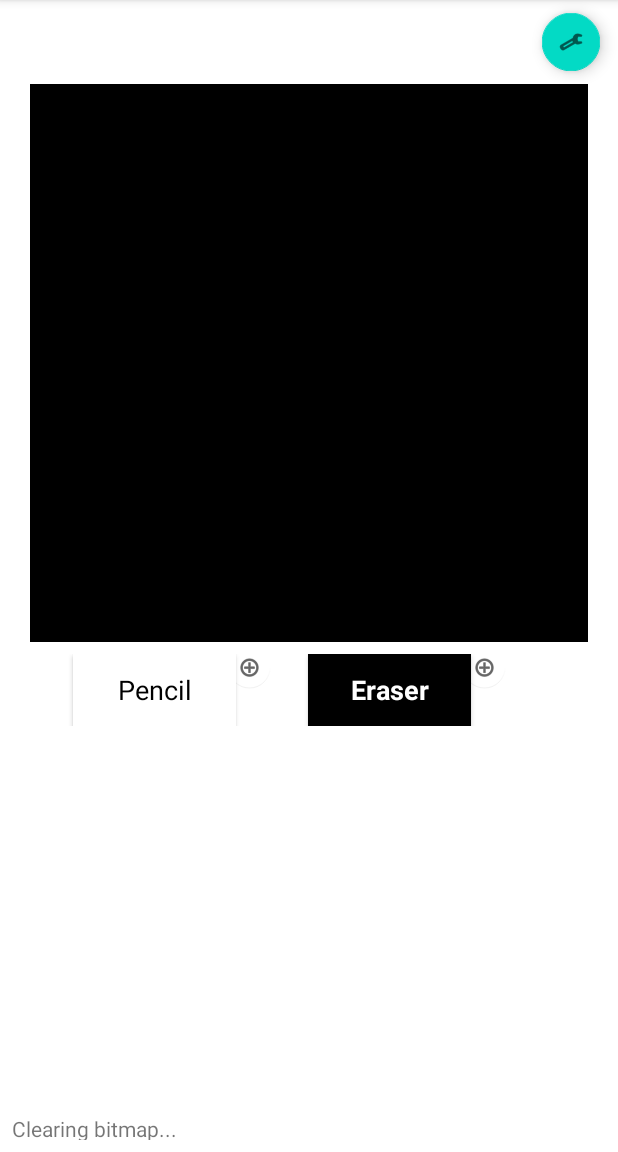
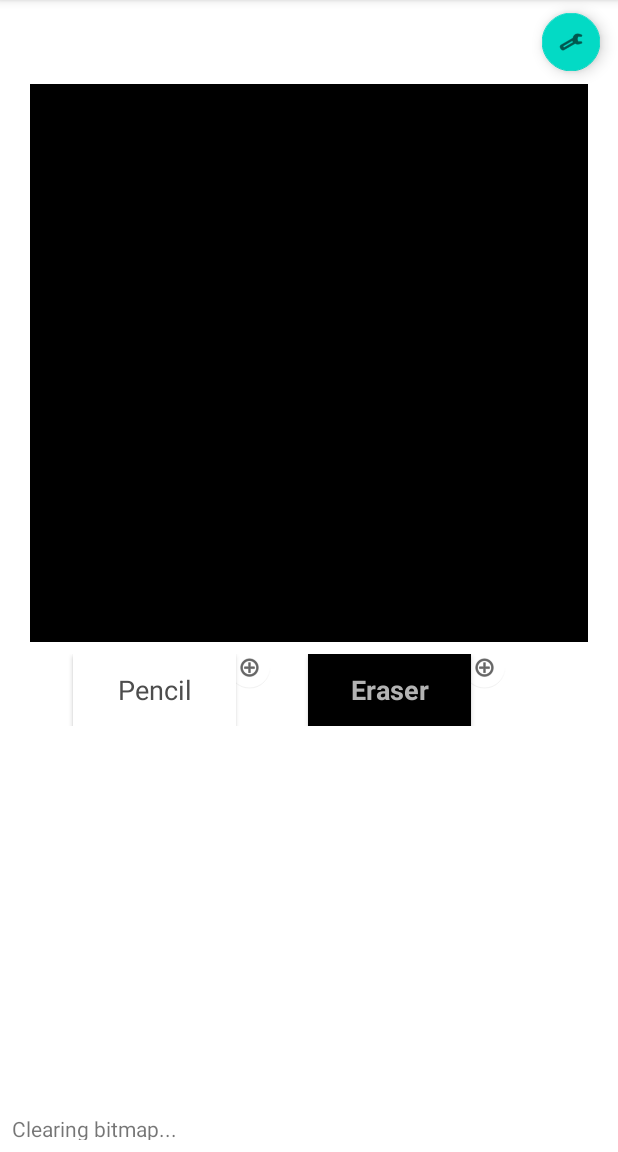
Before and after one commit to aalku/PixelMatrixFun-Android, an Android app: the DrawActivity screen opened directly, with no data from a screen before it, after a tap on "Eraser", on a phone screen of 412 x 824 dp, the part 84-1236 px from its top. Run offline under Robolectric (Android 15) with nearby library versions, the phone set to English and light mode, and no system bars.

Commit message:
Draw and erase

```diff
--- a/PixelMatrixFun/app/src/main/java/org/aalku/pixelmatrixfun/DrawActivity.java
+++ b/PixelMatrixFun/app/src/main/java/org/aalku/pixelmatrixfun/DrawActivity.java
@@ -35,8 +35,34 @@ public class DrawActivity extends AppCompatActivity implements DrawListener {
     private DeviceService deviceService;
     private final AtomicBoolean ready = new AtomicBoolean(false);
     private ScheduledFuture<?> initTask;
-    private ToggleButton frontColorButton;
-    private ToggleButton backgroundColorButton;
+    private ColorSet frontColor;
+    private ColorSet backgroundColor;
+
+    private class ColorSet {
+        private final ToggleButton button;
+        int color;
+        int textColor;
+        boolean checked;
+
+        public ColorSet(ToggleButton button, int color, boolean checked) {
+            this.button = button;
+            this.color = color;
+            this.checked = checked;
+            update();
+        }
+
+        private void update() {
+            textColor = getContrastVersionForColor(color);
+
+            button.setTypeface(null, checked ? Typeface.BOLD : Typeface.NORMAL);
+            button.setBackgroundColor(color);
+            button.setTextColor(textColor);
+            if (checked) {
+                drawView.setColor(color);
+            }
+        }
+
+    }
 
     @Override
     protected void onCreate(Bundle savedInstanceState) {
@@ -48,9 +74,8 @@ public class DrawActivity extends AppCompatActivity implements DrawListener {
         deviceService.addStatusListener(statusListener);
         setStatusText(deviceService.getStatusText());
         drawView.setOnDrawListener(this);
-        frontColorButton = this.findViewById(R.id.frontColorButton);
-        backgroundColorButton = this.findViewById(R.id.backgroundColorButton);
-        onColorClick(null);
+        frontColor = new ColorSet(this.findViewById(R.id.frontColorButton), Color.WHITE, true);
+        backgroundColor = new ColorSet(this.findViewById(R.id.backgroundColorButton), Color.BLACK, false);
     }
 
     @Override
@@ -100,18 +125,23 @@ public class DrawActivity extends AppCompatActivity implements DrawListener {
     }
 
     public void onColorClick(View view) {
-        ToggleButton selected;
-        ToggleButton other;
-        if (view != backgroundColorButton) {
-            selected = frontColorButton;
-            other = backgroundColorButton;
+        frontColor.checked = (view != backgroundColor.button);
+        backgroundColor.checked = !frontColor.checked;
+        frontColor.update();
+        backgroundColor.update();
+    }
+
+    public static int getContrastVersionForColor(int color) {
+        float[] hsv = new float[3];
+        Color.RGBToHSV(Color.red(color), Color.green(color), Color.blue(color),
+                hsv);
+        if (hsv[2] < 0.5) {
+            hsv[2] = 0.7f;
         } else {
-            selected = backgroundColorButton;
-            other = frontColorButton;
+            hsv[2] = 0.3f;
         }
-        selected.setChecked(true);
-        other.setChecked(false);
-        selected.setTypeface(null, Typeface.BOLD);
-        other.setTypeface(null, Typeface.NORMAL);
+        hsv[1] = hsv[1] * 0.2f;
+        return Color.HSVToColor(hsv);
     }
+
 }
--- a/PixelMatrixFun/app/src/main/java/org/aalku/pixelmatrixfun/DrawView.java
+++ b/PixelMatrixFun/app/src/main/java/org/aalku/pixelmatrixfun/DrawView.java
@@ -24,6 +24,16 @@ public class DrawView extends View {
     private Rect paintRect;
     private final Paint paint = new Paint(0);
     private DrawListener onDrawListener = null;
+
+    public int getColor() {
+        return color;
+    }
+
+    public void setColor(int color) {
+        this.color = color;
+    }
+
+    private volatile int color = Color.WHITE;
 
     public DrawView(Context context) {
         this(context, null);
@@ -66,7 +76,6 @@ public class DrawView extends View {
         int rx = Math.max(Math.min(imageWidth*x/width,imageHeight - 1), 0);
         int ry = Math.max(Math.min(imageHeight*y/height, imageHeight - 1), 0);
         Log.d("DRAW", String.format("[%s,%s] out of [%s,%s]", rx, ry, bitmap.getWidth(), bitmap.getHeight()));
-        int color = Color.WHITE;
         int prev = bitmap.getPixel(rx, ry);
         if (prev != color) {
             ok =  onDrawListener == null || onDrawListener.notifyPixel(rx, ry, color);
```
